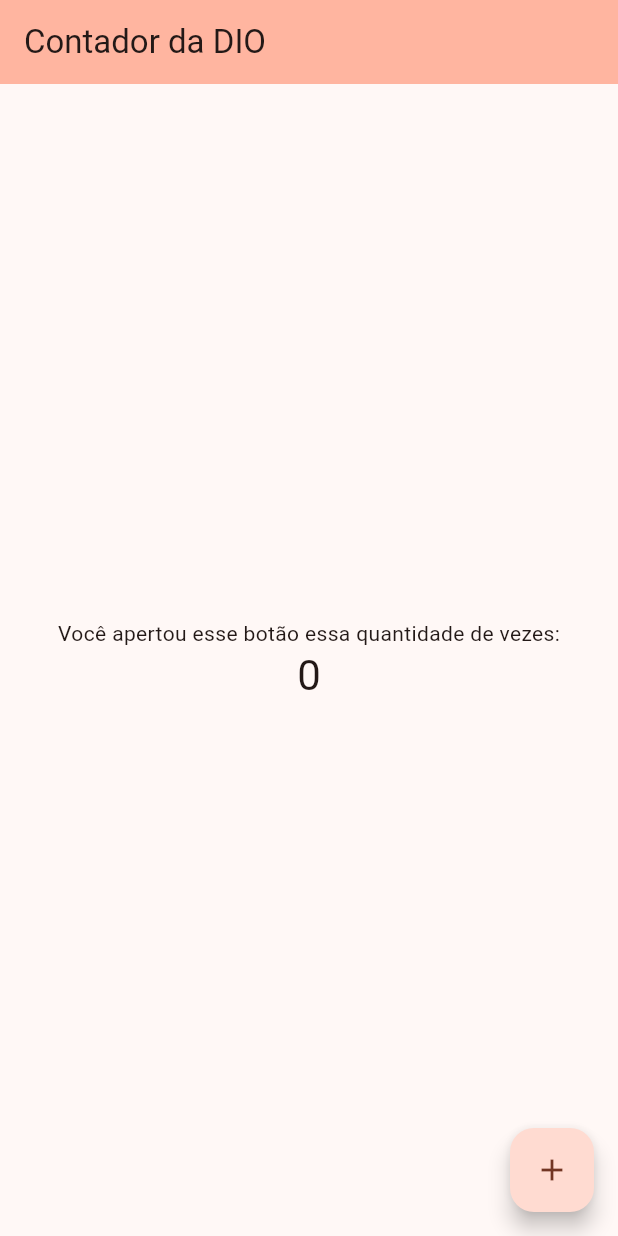
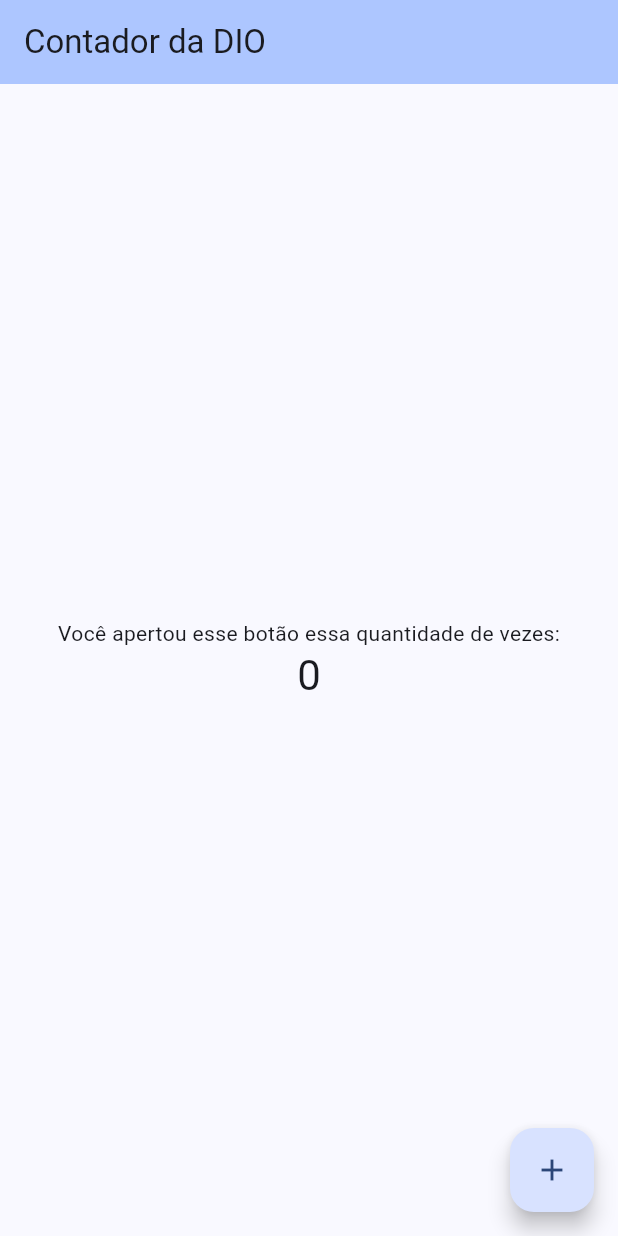
Before and after one commit to Aline-Barreto98/meuappflutter, a Flutter app: the screen it shows after launch, on a phone screen of 412 x 824 dp. Run offline on Flutter 3.47's test engine with Material 2 defaults, Android fonts, the phone set to English and light mode, and no system bars.

Commit message:
Alteração do tema para cor BlueAccent

```diff
--- a/lib/main.dart
+++ b/lib/main.dart
@@ -7,12 +7,13 @@ void main() {
 class MyApp extends StatelessWidget {
   const MyApp({super.key});
 
+  // This widget is the root of your application.
   @override
   Widget build(BuildContext context) {
     return MaterialApp(
       title: 'Contador da DIO',
       theme: ThemeData(
-        colorScheme: ColorScheme.fromSeed(seedColor: Colors.deepOrange),
+        colorScheme: ColorScheme.fromSeed(seedColor: Colors.blueAccent),
         useMaterial3: true,
       ),
       home: const MyHomePage(title: 'Contador da DIO'),
```
